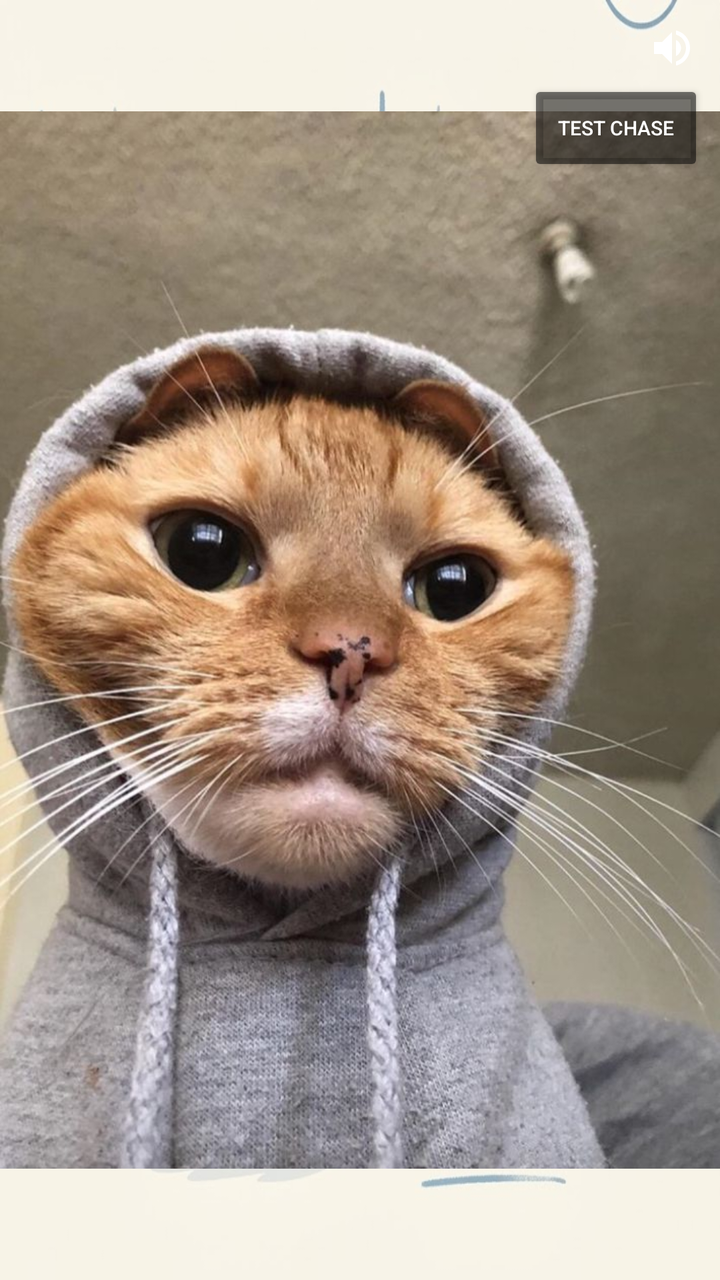
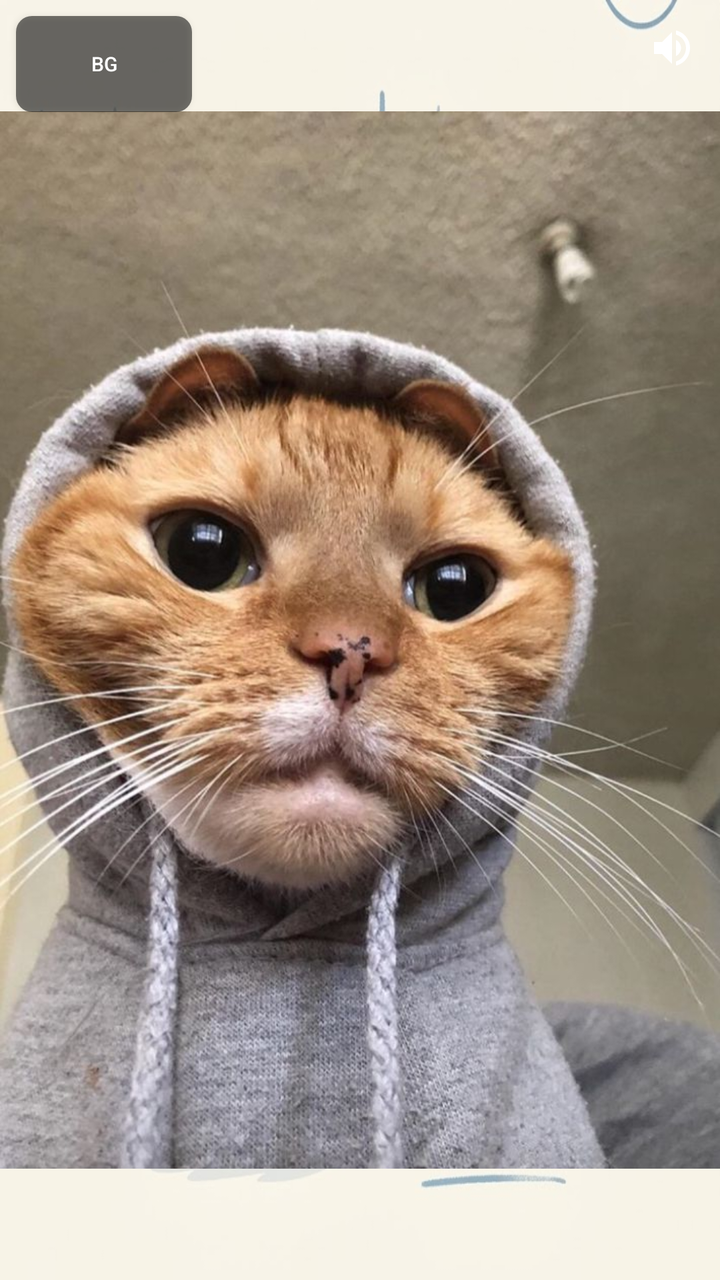

Two renders of the same Android screen: before a commit and after it. Below are the layout's source before the change and the commit's diff.
<!-- AndroidManifest.xml: application theme Theme.WidgetTesting -->
<!-- res/layout/cat_widget.xml -->
<?xml version="1.0" encoding="utf-8"?>
<FrameLayout xmlns:android="http://schemas.android.com/apk/res/android"
    android:layout_width="match_parent"
    android:layout_height="match_parent"
    android:background="#00000000">

    
    <ImageView
        android:id="@+id/catiBackground"
        android:layout_width="match_parent"
        android:layout_height="match_parent"
        android:scaleType="fitXY"
        android:src="@drawable/minimal_bg"/>

    
    <LinearLayout
        android:id="@+id/tapGridContainer"
        android:layout_width="match_parent"
        android:layout_height="match_parent"
        android:orientation="vertical" />

    
    <FrameLayout
        android:id="@+id/itemContainer"
        android:layout_width="match_parent"
        android:layout_height="match_parent">

        <ImageView
            android:id="@+id/itemImage"
            android:layout_width="wrap_content"
            android:layout_height="wrap_content"
            android:layout_gravity="top|start"
            android:scaleType="fitCenter"
            android:visibility="gone"
            android:contentDescription="item" />
    </FrameLayout>

    
    <FrameLayout
        android:id="@+id/catContainer"
        android:layout_width="match_parent"
        android:layout_height="match_parent">

        <LinearLayout
            android:layout_width="wrap_content"
            android:layout_height="wrap_content"
            android:layout_gravity="bottom|start"
            android:orientation="vertical"
            android:gravity="start"
            android:clipChildren="false"
            android:clipToPadding="false">

            
            <LinearLayout
                android:id="@+id/statusBubbleContainer"
                android:layout_width="wrap_content"
                android:layout_height="wrap_content"
                android:orientation="horizontal"
                android:gravity="center"
                android:background="@drawable/bubble_bg"
                android:visibility="gone"
                android:layout_marginBottom="8dp"
                android:paddingHorizontal="8dp"
                android:paddingVertical="6dp"
                android:clickable="true"
                android:focusable="true"
                android:elevation="6dp">

                <ImageView
                    android:id="@+id/statusIcon"
                    android:layout_width="36dp"
                    android:layout_height="36dp"
                    android:scaleType="fitCenter"
                    android:visibility="gone"
                    android:contentDescription="status icon" />

                <TextView
                    android:id="@+id/chatBubble"
                    android:layout_width="wrap_content"
                    android:layout_height="wrap_content"
                    android:maxWidth="140dp"
                    android:maxLines="2"
                    android:ellipsize="end"
                    android:textColor="#000000"
                    android:textSize="14sp"
                    android:textStyle="bold"
                    android:visibility="gone"
                    android:layout_marginStart="4dp" />
            </LinearLayout>

            <ImageView
                android:id="@+id/catImage"
                android:layout_width="wrap_content"
                android:layout_height="wrap_content"
                android:scaleType="fitCenter"
                android:src="@drawable/cat_idle"
                android:clickable="true"
                android:focusable="true"
                android:contentDescription="cat" />

        </LinearLayout>

    </FrameLayout>

    
    <Button
        android:id="@+id/btnTestChase"
        android:layout_width="wrap_content"
        android:layout_height="wrap_content"
        android:layout_gravity="top|end"
        android:layout_marginTop="40dp"
        android:layout_marginEnd="8dp"
        android:text="Test Chase"
        android:textSize="10sp"
        android:padding="4dp"
        android:backgroundTint="#88000000"
        android:textColor="#FFFFFF" />

    <ImageButton
        android:id="@+id/btnMute"
        android:layout_width="32dp"
        android:layout_height="32dp"
        android:layout_gravity="top|end"
        android:layout_margin="8dp"
        android:background="@android:color/transparent"
        android:src="@drawable/ic_volume_up" />

    <ImageView
        android:id="@+id/imgJumpscare"
        android:layout_width="wrap_content"
        android:layout_height="match_parent"
        android:scaleType="fitXY"
        android:visibility="gone"
        android:contentDescription="Jumpscare Cat Face"
        />



</FrameLayout>
<!-- resources referenced by this layout -->
<resources>
  <!-- drawable bubble_bg (drawable) -->
  <?xml version="1.0" encoding="utf-8"?>
  <shape xmlns:android="http://schemas.android.com/apk/res/android"
      android:shape="rectangle">
      <solid android:color="#FFFFFF" />
      <corners android:radius="16dp" />
      <stroke
          android:width="2dp"
          android:color="#CCCCCC" />
      <padding
          android:bottom="8dp"
          android:left="12dp"
          android:right="12dp"
          android:top="8dp" />
  </shape>
  <!-- unchanged entries left out for length: 10 -->
</resources>

<!-- the commit's change to res/layout/cat_widget.xml (unified diff, before → after) -->
@@ -29,10 +29,167 @@
             android:id="@+id/itemImage"
             android:layout_width="wrap_content"
             android:layout_height="wrap_content"
-            android:layout_gravity="top|start"
+            android:layout_gravity="bottom|start"
             android:scaleType="fitCenter"
             android:visibility="gone"
             android:contentDescription="item" />
+    </FrameLayout>
+
+    
+    <FrameLayout
+        android:id="@+id/itemDrawerRoot"
+        android:layout_width="match_parent"
+        android:layout_height="match_parent">
+
+        <LinearLayout
+            android:id="@+id/drawerTabContainer"
+            android:layout_width="wrap_content"
+            android:layout_height="wrap_content"
+            android:layout_gravity="end|center_vertical"
+            android:layout_marginEnd="0dp"
+            android:background="@drawable/drawer_tab_paw_bg"
+            android:clickable="true"
+            android:focusable="true"
+            android:gravity="center"
+            android:orientation="vertical"
+            android:elevation="4dp">
+
+            <ImageView
+                android:id="@+id/imgIcon"
+                android:layout_width="32dp"
+                android:layout_height="32dp"
+                android:src="@drawable/ic_cat_paw_white"
+                android:scaleType="fitCenter"
+                android:contentDescription="cat paw drawer tab" />
+
+        </LinearLayout>
+
+        
+        <FrameLayout
+            android:id="@+id/drawerPanelContainer"
+            android:layout_width="64dp"
+            android:layout_height="180dp"
+            android:layout_gravity="end|center_vertical"
+            android:layout_marginRight="5dp"
+            android:visibility="gone">
+
+            <ImageView
+                android:id="@+id/drawerBackdrop"
+                android:layout_width="match_parent"
+                android:layout_height="match_parent"
+                android:scaleType="fitXY"
+                android:src="@drawable/custom_drawer_bg"
+                android:clickable="true"
+                android:focusable="true"
+                android:contentDescription="drawer backdrop" />
+
+            
+            <LinearLayout
+                android:id="@+id/drawerContentContainer"
+                android:layout_width="match_parent"
+                android:layout_height="match_parent"
+                android:orientation="vertical"
+                android:paddingStart="4dp"
+                android:paddingEnd="4dp"
+                android:paddingTop="8dp"
+                android:paddingBottom="8dp">
+
+                
+                <LinearLayout
+                    android:id="@+id/btnItemWand"
+                    android:layout_width="match_parent"
+                    android:layout_height="0dp"
+                    android:layout_weight="1"
+                    android:clickable="true"
+                    android:focusable="true"
+                    android:gravity="center">
+                    <ImageView
+                        android:id="@+id/itemIconWand"
+                        android:layout_width="30dp"
+                        android:layout_height="30dp"
+                        android:padding="5dp"
+                        android:background="@drawable/drawer_item_slot_bg"
+                        android:scaleType="fitCenter"
+                        android:src="@drawable/yarn" />
+                </LinearLayout>
+
+                
+                <LinearLayout
+                    android:id="@+id/btnItemBox"
+                    android:layout_width="match_parent"
+                    android:layout_height="0dp"
+                    android:layout_weight="1"
+                    android:clickable="true"
+                    android:focusable="true"
+                    android:gravity="center">
+                    <ImageView
+                        android:id="@+id/itemIconBox"
+                        android:layout_width="30dp"
+                        android:layout_height="30dp"
+                        android:padding="5dp"
+                        android:background="@drawable/drawer_item_slot_bg"
+                        android:scaleType="fitCenter"
+                        android:src="@drawable/cartonbox" />
+                </LinearLayout>
+
+                
+                <LinearLayout
+                    android:id="@+id/btnItemFood"
+                    android:layout_width="match_parent"
+                    android:layout_height="0dp"
+                    android:layout_weight="1"
+                    android:clickable="true"
+                    android:focusable="true"
+                    android:gravity="center">
+                    <ImageView
+                        android:id="@+id/itemIconFood"
+                        android:layout_width="30dp"
+                        android:layout_height="30dp"
+                        android:padding="5dp"
+                        android:background="@drawable/drawer_item_slot_bg"
+                        android:scaleType="fitCenter"
+                        android:src="@drawable/bowl" />
+                </LinearLayout>
+
+                
+                <LinearLayout
+                    android:id="@+id/btnItemCockroach"
+                    android:layout_width="match_parent"
+                    android:layout_height="0dp"
+                    android:layout_weight="1"
+                    android:clickable="true"
+                    android:focusable="true"
+                    android:gravity="center">
+                    <ImageView
+                        android:id="@+id/itemIconCockroach"
+                        android:layout_width="30dp"
+                        android:layout_height="30dp"
+                        android:padding="5dp"
+                        android:background="@drawable/drawer_item_slot_bg"
+                        android:scaleType="fitCenter" />
+                </LinearLayout>
+
+                
+                <LinearLayout
+                    android:id="@+id/btnItemSnake"
+                    android:layout_width="match_parent"
+                    android:layout_height="0dp"
+                    android:layout_weight="1"
+                    android:clickable="true"
+                    android:focusable="true"
+                    android:gravity="center">
+                    <ImageView
+                        android:id="@+id/itemIconSnake"
+                        android:layout_width="30dp"
+                        android:layout_height="30dp"
+                        android:padding="5dp"
+                        android:background="@drawable/drawer_item_slot_bg"
+                        android:scaleType="fitCenter" />
+                </LinearLayout>
+
+            </LinearLayout>
+        </FrameLayout>
+
     </FrameLayout>
 
     
@@ -103,19 +260,6 @@
     </FrameLayout>
 
     
-    <Button
-        android:id="@+id/btnTestChase"
-        android:layout_width="wrap_content"
-        android:layout_height="wrap_content"
-        android:layout_gravity="top|end"
-        android:layout_marginTop="40dp"
-        android:layout_marginEnd="8dp"
-        android:text="Test Chase"
-        android:textSize="10sp"
-        android:padding="4dp"
-        android:backgroundTint="#88000000"
-        android:textColor="#FFFFFF" />
-
     <ImageButton
         android:id="@+id/btnMute"
         android:layout_width="32dp"
@@ -131,9 +275,20 @@
         android:layout_height="match_parent"
         android:scaleType="fitXY"
         android:visibility="gone"
-        android:contentDescription="Jumpscare Cat Face"
-        />
-
-
+        android:contentDescription="Jumpscare Cat Face" />
+
+    
+    <Button
+        android:id="@+id/btnTestBg"
+        android:layout_width="wrap_content"
+        android:layout_height="wrap_content"
+        android:layout_gravity="top|start"
+        android:layout_margin="8dp"
+        android:background="@drawable/btn_test_bg"
+        android:text="BG"
+        android:textSize="10sp"
+        android:textColor="#FFFFFF"
+        android:paddingHorizontal="10dp"
+        android:paddingVertical="4dp" />
 
 </FrameLayout>
<!-- resource entries referenced after the edit -->
@@ -1,5 +1,13 @@
 <!-- resources referenced by this layout -->
 <resources>
+  <!-- drawable bowl: png bitmap (drawable, 10248 bytes) -->
+  <!-- drawable btn_test_bg (drawable) -->
+  <?xml version="1.0" encoding="utf-8"?>
+  <shape xmlns:android="http://schemas.android.com/apk/res/android"
+      android:shape="rectangle">
+      <solid android:color="#88000000" />
+      <corners android:radius="8dp" />
+  </shape>
   <!-- drawable bubble_bg (drawable) -->
   <?xml version="1.0" encoding="utf-8"?>
   <shape xmlns:android="http://schemas.android.com/apk/res/android"
@@ -8,13 +16,141 @@
       <corners android:radius="16dp" />
       <stroke
           android:width="2dp"
-          android:color="#CCCCCC" />
+          android:color="#5E8A97" />
       <padding
           android:bottom="8dp"
           android:left="12dp"
           android:right="12dp"
           android:top="8dp" />
   </shape>
+  <!-- drawable cartonbox: png bitmap (drawable, 12246 bytes) -->
+  <!-- drawable custom_drawer_bg (drawable) -->
+  <?xml version="1.0" encoding="utf-8"?>
+  <shape xmlns:android="http://schemas.android.com/apk/res/android"
+      android:shape="rectangle">
+      <solid android:color="#FFFFFF" />
+      <stroke
+          android:width="1.5dp"
+          android:color="#E2E2E2" />
+      <corners android:radius="32dp" />
+  </shape>
+  <!-- drawable drawer_item_slot_bg (drawable) -->
+  <?xml version="1.0" encoding="utf-8"?>
+  <selector xmlns:android="http://schemas.android.com/apk/res/android">
+  
+      
+      <item android:state_pressed="true">
+          <layer-list>
+              <item android:top="1dp" android:left="1dp" android:right="1dp" android:bottom="1dp">
+                  <shape android:shape="oval">
+                      <solid android:color="#22000000" />
+                  </shape>
+              </item>
+              <item android:bottom="2dp">
+                  <shape android:shape="oval">
+                      <solid android:color="#DCE9F7" />
+                      <stroke android:width="1.5dp" android:color="#3B9BE8" />
+                  </shape>
+              </item>
+          </layer-list>
+      </item>
+  
+      <item android:state_selected="true">
+          <layer-list>
+              <item android:top="1dp" android:left="1dp" android:right="1dp" android:bottom="1dp">
+                  <shape android:shape="oval">
+                      <solid android:color="#22000000" />
+                  </shape>
+              </item>
+              <item android:bottom="2dp">
+                  <shape android:shape="oval">
+                      <solid android:color="#DCE9F7" />
+                      <stroke android:width="1.5dp" android:color="#3B9BE8" />
+                  </shape>
+              </item>
+          </layer-list>
+      </item>
+  
+      
+      <item>
+          <layer-list>
+              
+              <item android:top="2dp">
+                  <shape android:shape="oval">
+                      <solid android:color="#1A000000" />
+                  </shape>
+              </item>
+              
+              <item android:bottom="2dp">
+                  <shape android:shape="oval">
+                      <solid android:color="#F1F2F5" />
+                  </shape>
+              </item>
+          </layer-list>
+      </item>
+  </selector>
+  <!-- drawable drawer_tab_paw_bg (drawable) -->
+  <?xml version="1.0" encoding="utf-8"?>
+  <shape xmlns:android="http://schemas.android.com/apk/res/android"
+      android:shape="rectangle">
+  
+      <solid android:color="#1A1A1A" />
+  
+      <corners
+          android:topLeftRadius="999dp"
+          android:bottomLeftRadius="999dp"
+          android:topRightRadius="0dp"
+          android:bottomRightRadius="0dp" />
+  
+      
+      <padding
+          android:left="14dp"
+          android:top="12dp"
+          android:right="6dp"
+          android:bottom="12dp" />
+  
+  </shape>
+  <!-- drawable ic_cat_paw_white (drawable) -->
+  <vector xmlns:android="http://schemas.android.com/apk/res/android"
+          android:width="36dp"
+          android:height="36dp"
+          android:viewportWidth="24"
+          android:viewportHeight="24">
+  
+          
+          <group
+              android:pivotX="12"
+              android:pivotY="12"
+              android:rotation="-90">
+  
+              
+              <path
+                  android:fillColor="#FFFFFF"
+                  android:pathData="M4.5,8.5 C3.67,8.5 3,9.17 3,10 C3,10.83 3.67,11.5 4.5,11.5 C5.33,11.5 6,10.83 6,10 C6,9.17 5.33,8.5 4.5,8.5 Z" />
+  
+              
+              <path
+                  android:fillColor="#FFFFFF"
+                  android:pathData="M8.5,4.5 C7.67,4.5 7,5.17 7,6 C7,6.83 7.67,7.5 8.5,7.5 C9.33,7.5 10,6.83 10,6 C10,5.17 9.33,4.5 8.5,4.5 Z" />
+  
+              
+              <path
+                  android:fillColor="#FFFFFF"
+                  android:pathData="M15.5,4.5 C14.67,4.5 14,5.17 14,6 C14,6.83 14.67,7.5 15.5,7.5 C16.33,7.5 17,6.83 17,6 C17,5.17 16.33,4.5 15.5,4.5 Z" />
+  
+              
+              <path
+                  android:fillColor="#FFFFFF"
+                  android:pathData="M19.5,8.5 C18.67,8.5 18,9.17 18,10 C18,10.83 18.67,11.5 19.5,11.5 C20.33,11.5 21,10.83 21,10 C21,9.17 20.33,8.5 19.5,8.5 Z" />
+  
+              
+              <path
+                  android:fillColor="#FFFFFF"
+                  android:pathData="M12,10 C9,10 7,12.5 7,15 C7,17.5 9,19.5 12,19.5 C15,19.5 17,17.5 12,19.5 C17,19.5 17,17.5 17,15 C17,12.5 15,10 12,10 Z" />
+          </group>
+  
+      </vector>
+  <!-- drawable yarn: png bitmap (drawable, 23020 bytes) -->
   <!-- unchanged entries left out for length: 10 -->
 </resources>
 
